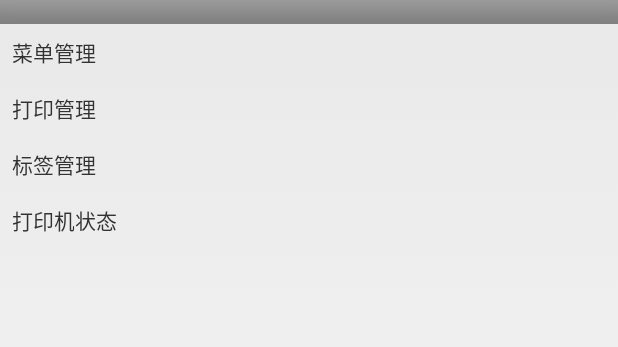
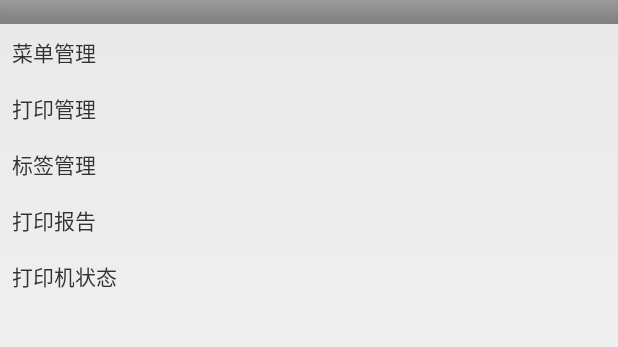
Before and after one commit to casproteus/justprint, an Android app: the ConfigMainFragment screen opened directly, with no data from a screen before it, on a phone screen of 412 x 824 dp, the part 51-398 px from its top. Run offline under Robolectric (Android 15) with nearby library versions, the phone set to English and light mode, and no system bars.

Commit message:
added delivery button.

```diff
--- a/app/src/main/java/com/just/print/sys/server/WifiPrintService.java
+++ b/app/src/main/java/com/just/print/sys/server/WifiPrintService.java
@@ -282,7 +282,7 @@ public class WifiPrintService implements Runnable{
 
 
             for(Mark str:dd.getMarkList()){
-                out += spaceFormat(5) + "** " + str.getName() + " **\n";
+                out += spaceFormat(5) + "* " + str.getName() + " *\n";
             }
         }
         out +="\n\n\n\n\n";
--- a/app/src/main/java/com/just/print/ui/fragment/ConfigMainFragment.java
+++ b/app/src/main/java/com/just/print/ui/fragment/ConfigMainFragment.java
@@ -24,7 +24,7 @@ public class ConfigMainFragment extends BaseFragment {
         new StupidReflect(this, getView()).init();
     }
 
-    @XClick({R.id.configMenuManager, R.id.configPrintManager, R.id.configTagManager, R.id.configUserManager})
+    @XClick({R.id.configMenuManager, R.id.configPrintManager, R.id.configTagManager, R.id.configUserManager, R.id.configPrintReport})
     public void onClick(View v) {
         switch (v.getId()) {
             case R.id.configMenuManager:
@@ -39,6 +39,10 @@ public class ConfigMainFragment extends BaseFragment {
             case R.id.configPrintManager:
                 getEventBus().post(ConfigActivity.CHANGE_PAGE, ConfigPrinterFragment.class);
                 break;
+
+            case R.id.configPrintReport:
+                //getEventBus().post(ConfigActivity.CHANGE_PAGE, ConfigReportFragment.class);
+                break;
         }
     }
 }
--- a/app/src/main/res/layout/config_main_fragment.xml
+++ b/app/src/main/res/layout/config_main_fragment.xml
@@ -33,11 +33,18 @@
             android:visibility="gone" />
 
         <TextView
-        android:id="@+id/configTagManager"
-        android:layout_width="match_parent"
-        android:layout_height="wrap_content"
-        android:padding="8dp"
-        android:text="标签管理" />
+            android:id="@+id/configTagManager"
+            android:layout_width="match_parent"
+            android:layout_height="wrap_content"
+            android:padding="8dp"
+            android:text="标签管理" />
+
+        <TextView
+            android:id="@+id/configPrintReport"
+            android:layout_width="match_parent"
+            android:layout_height="wrap_content"
+            android:padding="8dp"
+            android:text="打印报告" />
 
         <TextView
             android:id="@+id/configPrinterStatus"
@@ -45,6 +52,7 @@
             android:layout_height="wrap_content"
             android:padding="8dp"
             android:text="打印机状态" />
+
     </LinearLayout>
 
 
--- a/app/src/main/res/layout/order_identifier_fragment.xml
+++ b/app/src/main/res/layout/order_identifier_fragment.xml
@@ -201,6 +201,12 @@
             <Button
                 android:layout_width="match_parent"
                 android:layout_height="match_parent"
+                android:text="DELIVERY"
+                android:layout_weight="1"
+                android:id="@+id/odIdDeliveryBtn"/>
+            <Button
+                android:layout_width="match_parent"
+                android:layout_height="match_parent"
                 android:text="SND"
                 android:layout_weight="1"
                 android:id="@+id/odIdSndBtn"/>
```
Also changed, not shown: app/src/main/java/com/just/print/ui/fragment/OrderIdentifierFragment.java (+32 -26 lines).
